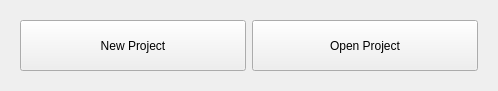
Qt form Sources/Widgets/QProjectSelectorWindow/QProjectSelectorWindow.ui (kmarkindev/rtsp-viewer-widget) before a commit.
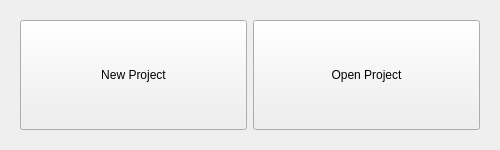
The same form after that commit.

Patch:
```diff
--- a/Sources/Widgets/QProjectSelectorWindow/QProjectSelectorWindow.ui
+++ b/Sources/Widgets/QProjectSelectorWindow/QProjectSelectorWindow.ui
@@ -6,10 +6,22 @@
    <rect>
     <x>0</x>
     <y>0</y>
-    <width>498</width>
-    <height>91</height>
+    <width>500</width>
+    <height>150</height>
    </rect>
   </property>
+  <property name="minimumSize">
+   <size>
+    <width>250</width>
+    <height>100</height>
+   </size>
+  </property>
+  <property name="maximumSize">
+   <size>
+    <width>500</width>
+    <height>150</height>
+   </size>
+  </property>
   <property name="windowTitle">
    <string>QProjectSelectorWindow</string>
   </property>
```
